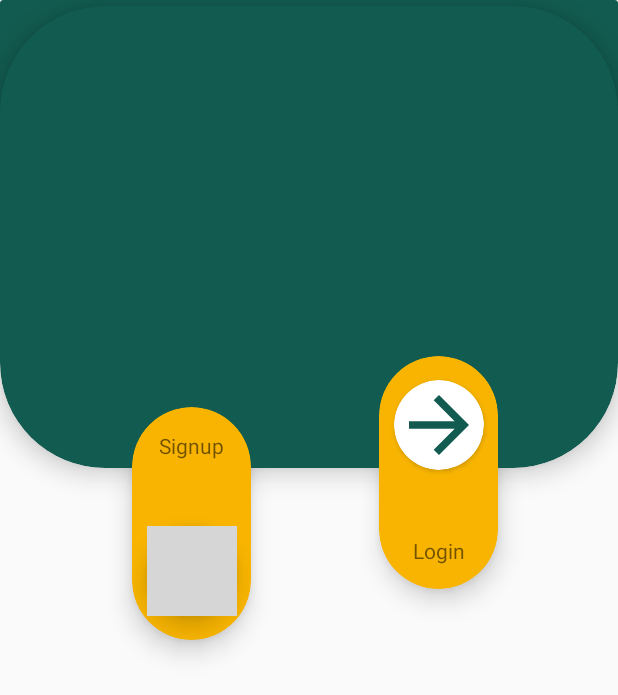
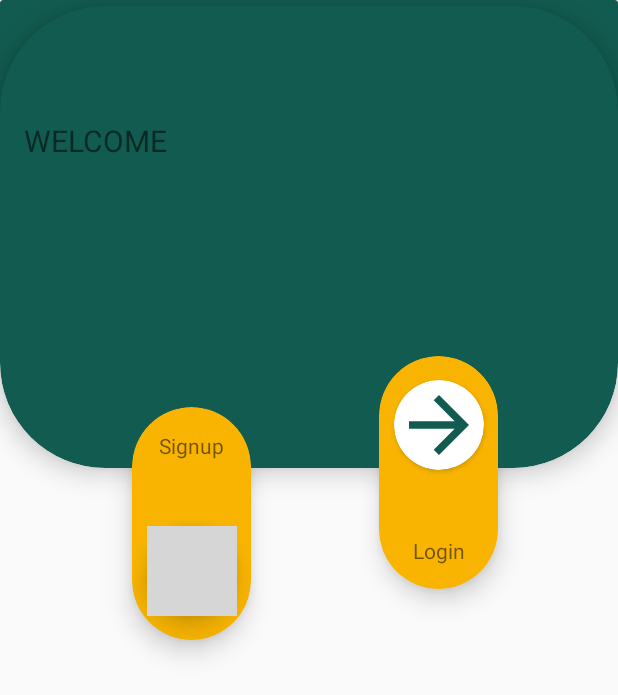
Before and after one commit to YousraMamdouh/FoodPlanner, an Android app: the screen it shows after launch (MainActivity), on a phone screen of 412 x 824 dp. Shown: the top 695 px of the screen. Run offline under Robolectric (Android 15) with nearby library versions, the phone set to English and light mode, and no system bars; grey boxes are pictures that could not be loaded.

Commit message:
Add Welcome Text✌️

```diff
--- a/app/src/main/res/layout/fragment_authentication.xml
+++ b/app/src/main/res/layout/fragment_authentication.xml
@@ -30,7 +30,24 @@
           app:layout_constraintEnd_toEndOf="parent"
           app:layout_constraintHorizontal_bias="0.0"
           app:layout_constraintStart_toStartOf="parent"
-          app:layout_constraintTop_toTopOf="parent"/>
+          app:layout_constraintTop_toTopOf="parent">
+
+            <androidx.constraintlayout.widget.ConstraintLayout
+                android:layout_width="match_parent"
+                android:layout_height="146dp">
+
+                  <TextView
+                      android:id="@+id/textView4"
+                      android:layout_width="186dp"
+                      android:layout_height="52dp"
+                      android:layout_marginStart="16dp"
+                      android:layout_marginTop="76dp"
+                      android:text="@string/Welcome_txt"
+                      android:textSize="20sp"
+                      app:layout_constraintStart_toStartOf="parent"
+                      app:layout_constraintTop_toTopOf="parent" />
+            </androidx.constraintlayout.widget.ConstraintLayout>
+      </androidx.cardview.widget.CardView>
 
       <androidx.cardview.widget.CardView
           android:layout_width="79dp"
--- a/app/src/main/res/values/strings.xml
+++ b/app/src/main/res/values/strings.xml
@@ -14,4 +14,5 @@
     <string name="login_txt">Login</string>
     <string name="login">Login</string>
     <string name="log_in_txt">Login</string>
+    <string name="Welcome_txt">WELCOME</string>
 </resources>
```
